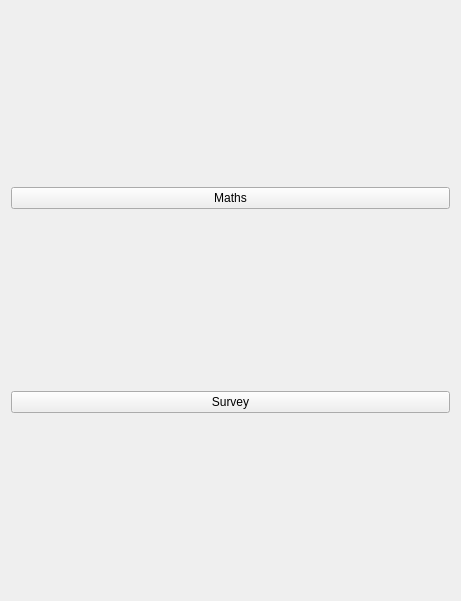
Before: the Qt Designer form umati/UmatiChooserView.ui in kheimerl/umati, drawn with Qt 5.
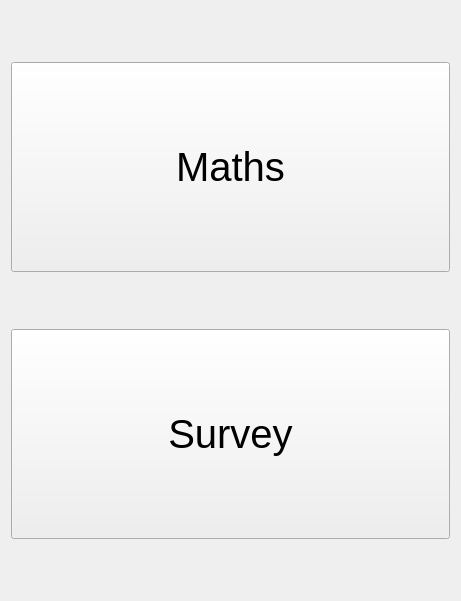
After: the same form once the commit is applied.

Diff of the .ui file:
```diff
--- a/umati/UmatiChooserView.ui
+++ b/umati/UmatiChooserView.ui
@@ -16,6 +16,23 @@
   <layout class="QGridLayout" name="gridLayout">
    <item row="1" column="0">
     <widget class="QPushButton" name="pushButton_2">
+     <property name="minimumSize">
+      <size>
+       <width>0</width>
+       <height>210</height>
+      </size>
+     </property>
+     <property name="baseSize">
+      <size>
+       <width>0</width>
+       <height>0</height>
+      </size>
+     </property>
+     <property name="font">
+      <font>
+       <pointsize>30</pointsize>
+      </font>
+     </property>
      <property name="text">
       <string>Survey</string>
      </property>
@@ -23,6 +40,23 @@
    </item>
    <item row="0" column="0">
     <widget class="QPushButton" name="pushButton">
+     <property name="minimumSize">
+      <size>
+       <width>0</width>
+       <height>210</height>
+      </size>
+     </property>
+     <property name="baseSize">
+      <size>
+       <width>0</width>
+       <height>0</height>
+      </size>
+     </property>
+     <property name="font">
+      <font>
+       <pointsize>30</pointsize>
+      </font>
+     </property>
      <property name="text">
       <string>Maths</string>
      </property>
```
